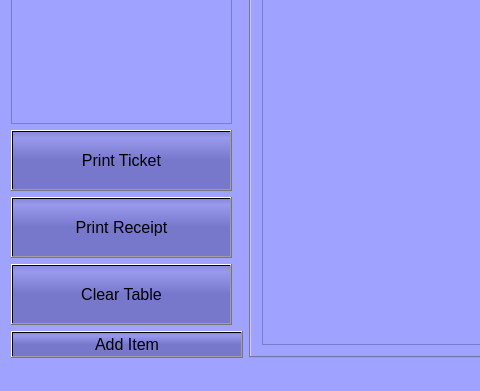
First picture: the form in Menu.ui, repository DirgeForge/tripping-octo-boo, before the edit; both pictures show x 0 to 480 and y 540 to 931 of the 1027 by 931 pixel window.
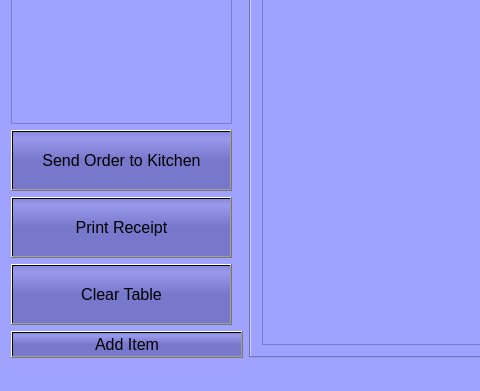
Second picture: the form after the edit. The open tabs and pages were chosen to show the change.

Commit message: Send Order now works

Patch:
```diff
--- a/Menu.ui
+++ b/Menu.ui
@@ -2334,7 +2334,7 @@
        <string notr="true">background-color: QLinearGradient( x1: 0, y1: 0, x2: 0, y2: 1, stop: 0 #88d, stop: 0.1 #99e, stop: 0.49 #77c);</string>
       </property>
       <property name="text">
-       <string>Print Ticket</string>
+       <string>Send Order to Kitchen</string>
       </property>
      </widget>
     </item>
```
Left out of the diff: 10 changed lines with no effect on the pictures. The commit also changes 5 other files.
